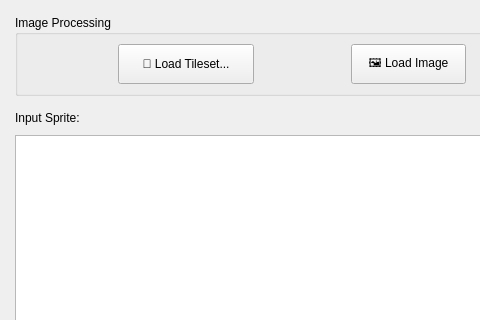
This is view/porypalette.ui in Loxed/porypal as Qt 5 draws it before an edit; both pictures show x 0 to 480 and y 0 to 320 of the 1280 by 720 pixel window. The edited form follows.
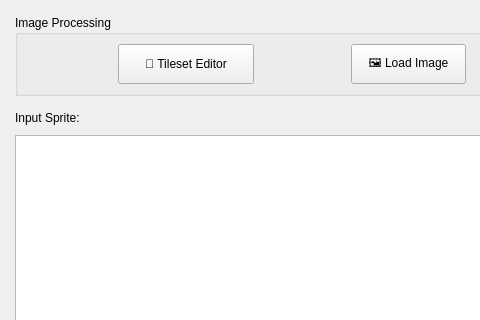
This is the edited form.

Commit message: feat: implemented tileset management

```diff
--- a/view/porypalette.ui
+++ b/view/porypalette.ui
@@ -70,7 +70,7 @@
            </size>
           </property>
           <property name="text">
-           <string>🧩 Load Tileset...</string>
+           <string>🧩 Tileset Editor</string>
           </property>
          </widget>
         </item>
```
The commit also changes 14 other files.
